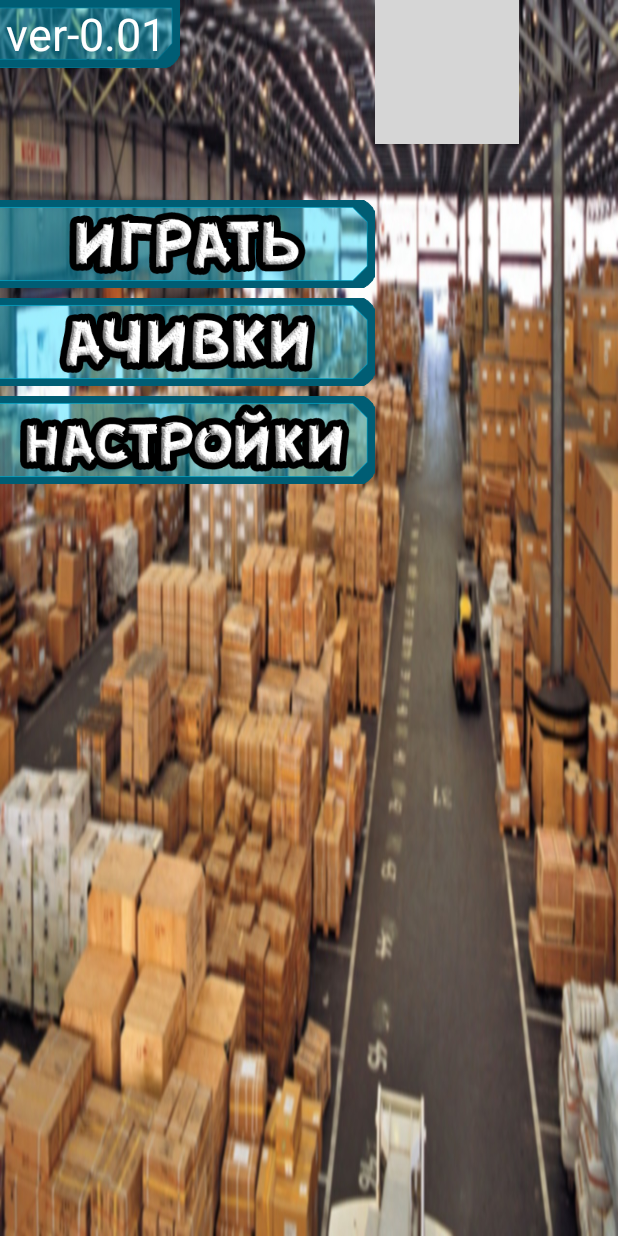
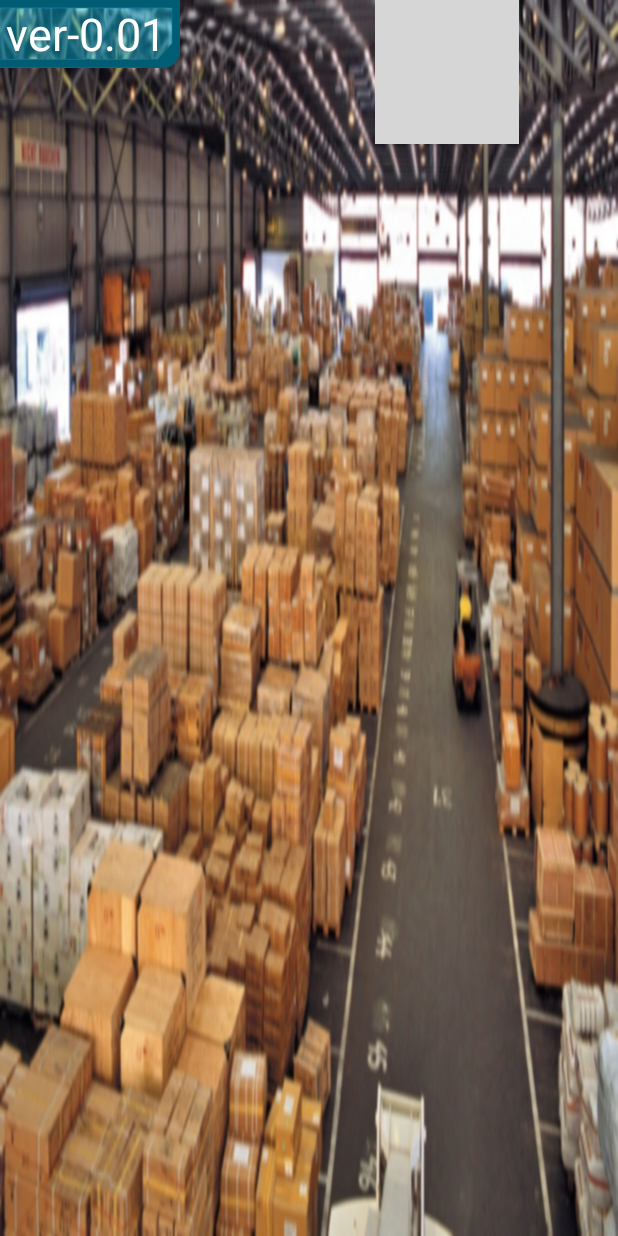
Before and after one commit to TheTOXIN/ABOUT_BOXES, an Android app: the layout main_menu_layout.xml on its own in the app's theme, with its tools: preview values and no code run, on a phone screen of 412 x 824 dp. Run offline under Robolectric (Android 15) with nearby library versions, the light colour scheme and no system bars; grey boxes are pictures that could not be loaded.

Commit message:
НУ ТАКОЕ

```diff
--- a/app/src/main/res/anim/anim_menu.xml
+++ b/app/src/main/res/anim/anim_menu.xml
@@ -4,8 +4,8 @@
 
     <translate
         android:duration="500"
-        android:fromXDelta="-20%"
+        android:fromXDelta="-100%"
         android:fromYDelta="0%"
-        android:toXDelta="20%"
+        android:toXDelta="0%"
         android:toYDelta="0"/>
 </set>
--- a/app/src/main/res/layout/main_menu_layout.xml
+++ b/app/src/main/res/layout/main_menu_layout.xml
@@ -35,23 +35,26 @@
         android:orientation="vertical"
         android:weightSum="1">
 
-        <ImageView
+        <ImageButton
             android:id="@+id/play"
             android:layout_width="250dp"
             android:layout_height="65dp"
-            android:src="@drawable/play" />
+            android:visibility="invisible"
+            android:background="@drawable/play" />
 
-        <ImageView
+        <ImageButton
             android:id="@+id/achivments"
             android:layout_width="250dp"
             android:layout_height="65dp"
-            android:src="@drawable/achivments" />
+            android:visibility="invisible"
+            android:background="@drawable/achivments" />
 
-        <ImageView
+        <ImageButton
             android:id="@+id/settings"
             android:layout_width="250dp"
             android:layout_height="65dp"
-            android:src="@drawable/settings" />
+            android:visibility="invisible"
+            android:background="@drawable/settings" />
 
     </LinearLayout>
 
```
Also changed, not shown: app/src/main/java/baklashka/about_boxes/MainActivity.java (+44 -15 lines).
